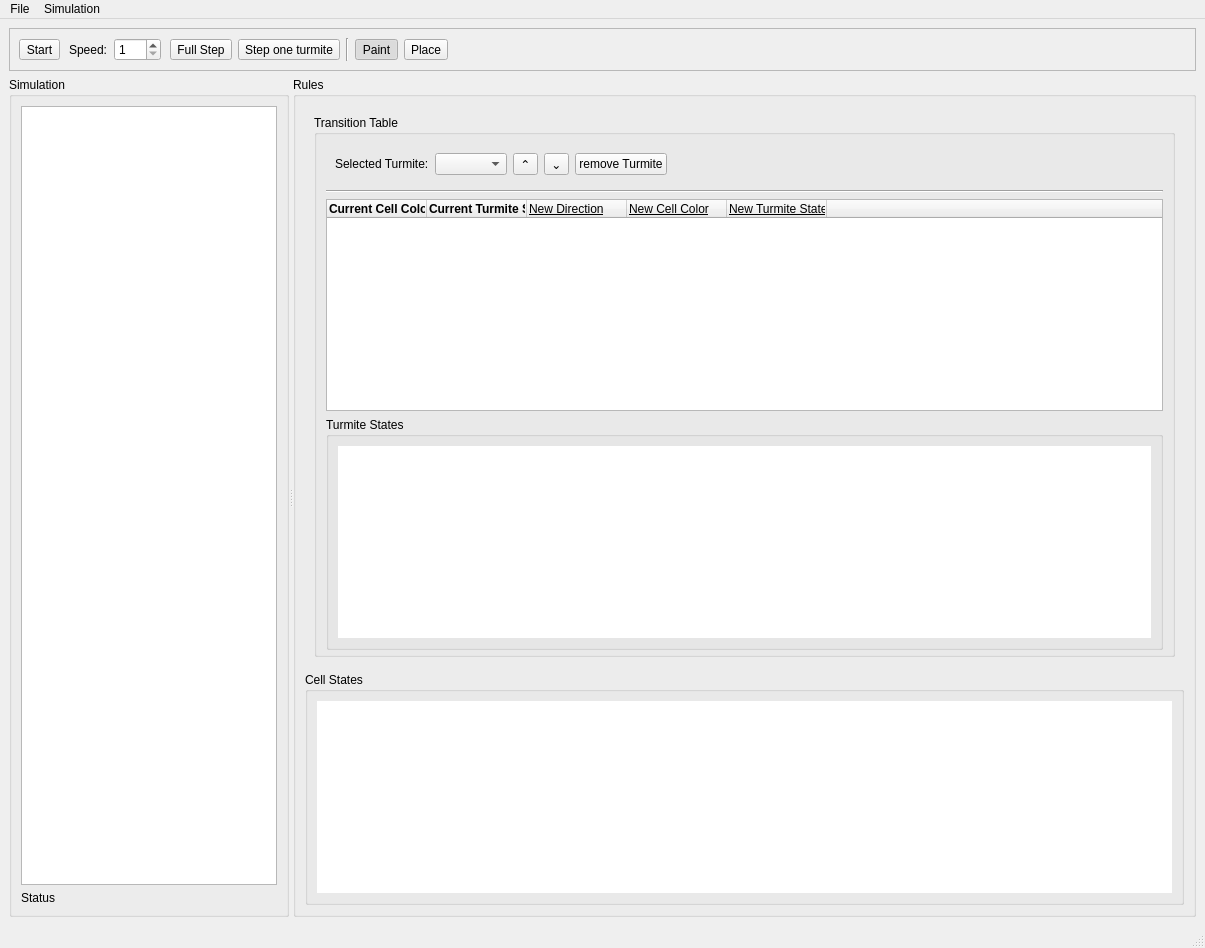
Before: the Qt Designer form main_window.ui in Belissimo-T/final-project-10, drawn with Qt 5.
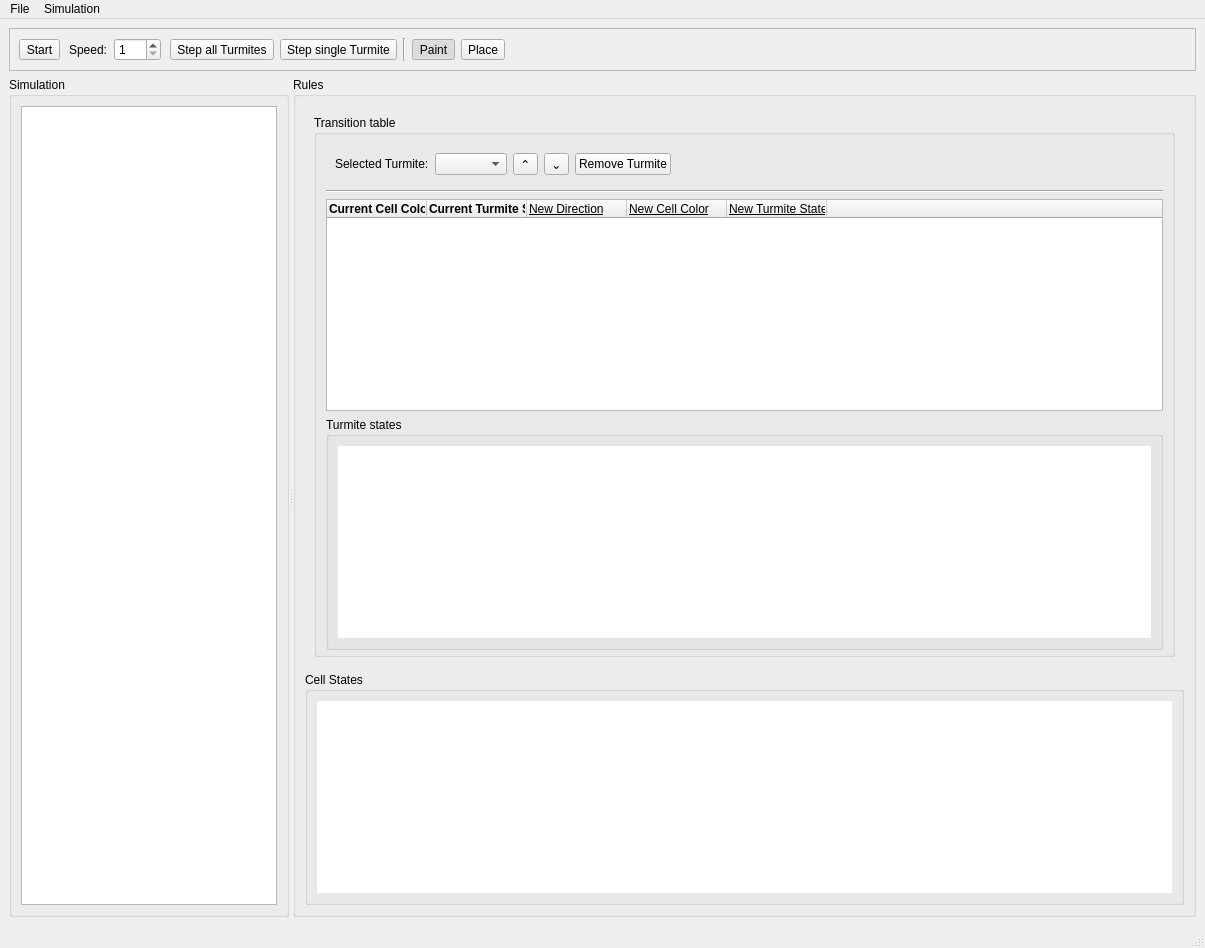
After: the same form once the commit is applied.

Patch:
```diff
--- a/main_window.ui
+++ b/main_window.ui
@@ -111,14 +111,14 @@
        <item>
         <widget class="QToolButton" name="fullStepToolButton">
          <property name="text">
-          <string>Full Step</string>
+          <string>Step all Turmites</string>
          </property>
         </widget>
        </item>
        <item>
         <widget class="QToolButton" name="stepOneTurmiteToolButton">
          <property name="text">
-          <string>Step one turmite</string>
+          <string>Step single Turmite</string>
          </property>
         </widget>
        </item>
@@ -229,13 +229,6 @@
         <item row="0" column="0">
          <widget class="QGraphicsView" name="simulationView"/>
         </item>
-        <item row="1" column="0">
-         <widget class="QLabel" name="graphicsStatusLabel">
-          <property name="text">
-           <string>Status</string>
-          </property>
-         </widget>
-        </item>
        </layout>
       </widget>
       <widget class="QGroupBox" name="rulesGroupBox">
@@ -270,7 +263,7 @@
               </sizepolicy>
              </property>
              <property name="title">
-              <string>Transition Table</string>
+              <string>Transition table</string>
              </property>
              <property name="flat">
               <bool>false</bool>
@@ -327,7 +320,7 @@
                  <item>
                   <widget class="QPushButton" name="removeTurmitePushButton">
                    <property name="text">
-                    <string>remove Turmite</string>
+                    <string>Remove Turmite</string>
                    </property>
                   </widget>
                  </item>
@@ -467,7 +460,7 @@
                  </sizepolicy>
                 </property>
                 <property name="title">
-                 <string>Turmite States</string>
+                 <string>Turmite states</string>
                 </property>
                 <property name="flat">
                  <bool>true</bool>
```
Left out of the diff: 20 changed lines with no effect on the pictures.
